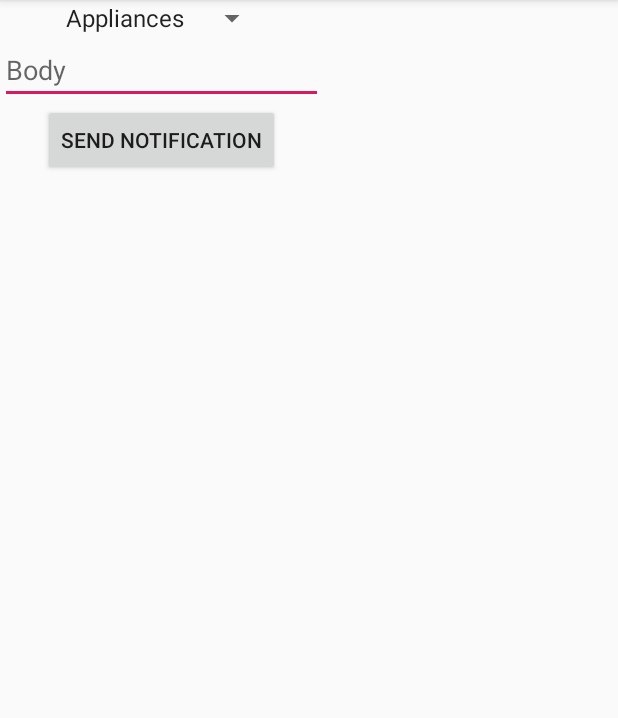
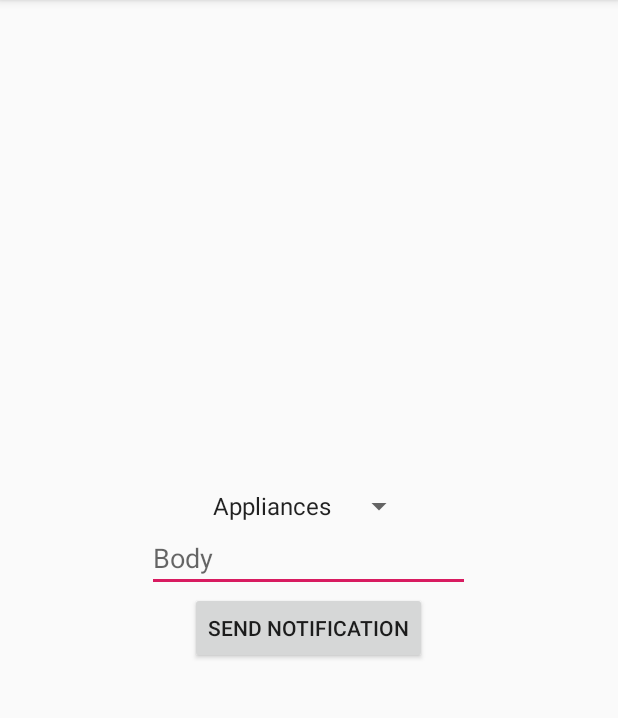
Before and after one commit to mvassos/ecoBuddy, an Android app: the ApplianceReminder screen opened directly, with no data from a screen before it, on a phone screen of 412 x 824 dp, the part 84-802 px from its top. Run offline under Robolectric (Android 15) with nearby library versions, the phone set to English and light mode, and no system bars.

Commit message:
Adding more UI

```diff
--- a/app/src/main/java/ecobuddy/cmps121/ecobuddy/EcoReminders.java
+++ b/app/src/main/java/ecobuddy/cmps121/ecobuddy/EcoReminders.java
@@ -42,6 +42,5 @@ public class EcoReminders extends AppCompatActivity {
     public void appliances_nav() {
         Intent intent = new Intent(this, ApplianceReminder.class);
         startActivity(intent);
-
     }
 }
--- a/app/src/main/res/layout/appliance_reminder_activity.xml
+++ b/app/src/main/res/layout/appliance_reminder_activity.xml
@@ -13,6 +13,9 @@
         android:layout_width="wrap_content"
         android:layout_height="wrap_content"
         android:orientation="vertical"
+        android:layout_centerVertical="true"
+        android:layout_centerHorizontal="true"
+
         android:gravity="center">
 
         <Spinner
```
